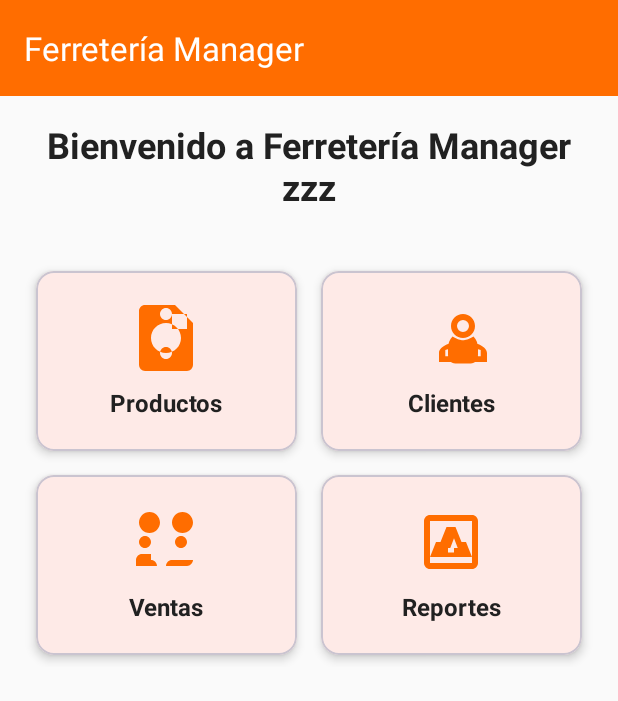
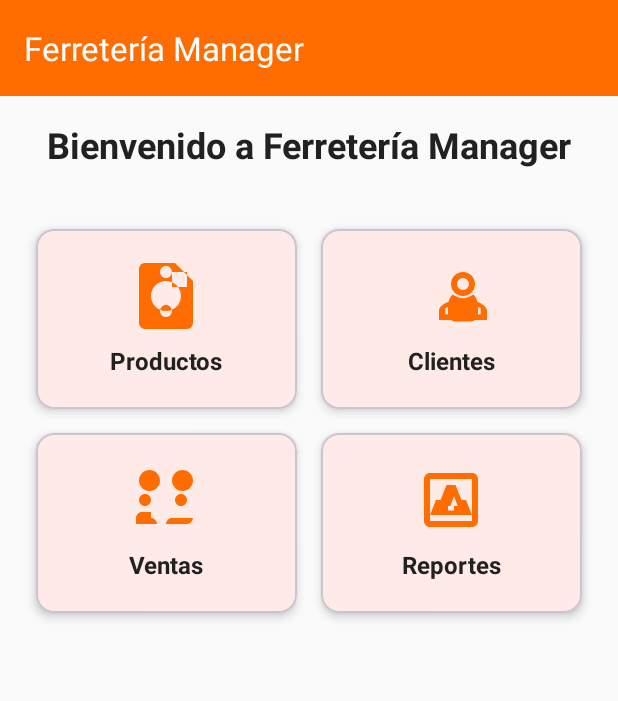
Before and after one commit to oliver23-data1/kotlin1, an Android app: the screen it shows after launch (MainActivity), on a phone screen of 412 x 824 dp. Shown: the top 701 px of the screen. Run offline under Robolectric (Android 15) with nearby library versions, the phone set to English and light mode, and no system bars.

Commit message:
21-10-2025 3y18pm

```diff
--- a/app/src/main/res/layout/activity_main.xml
+++ b/app/src/main/res/layout/activity_main.xml
@@ -43,7 +43,7 @@
             <TextView
                 android:layout_width="match_parent"
                 android:layout_height="wrap_content"
-                android:text="Bienvenido a Ferretería Manager zzz"
+                android:text="Bienvenido a Ferretería Manager"
                 android:textAlignment="center"
                 android:textColor="@color/primary_text_color"
                 android:textSize="24sp"
```
